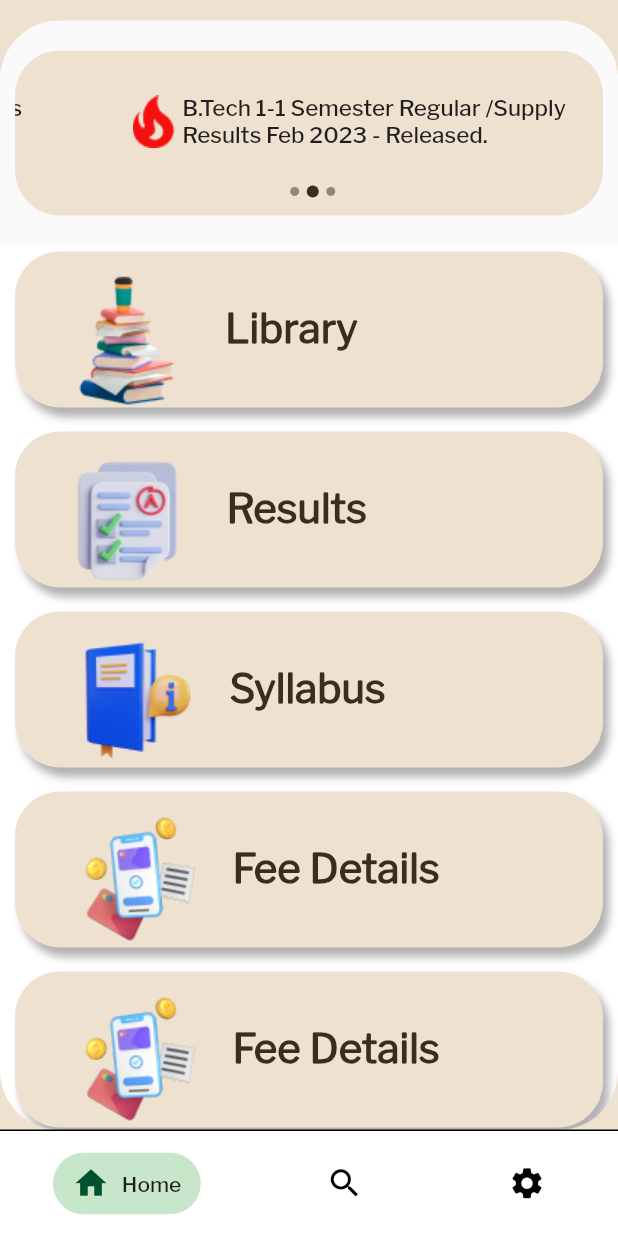
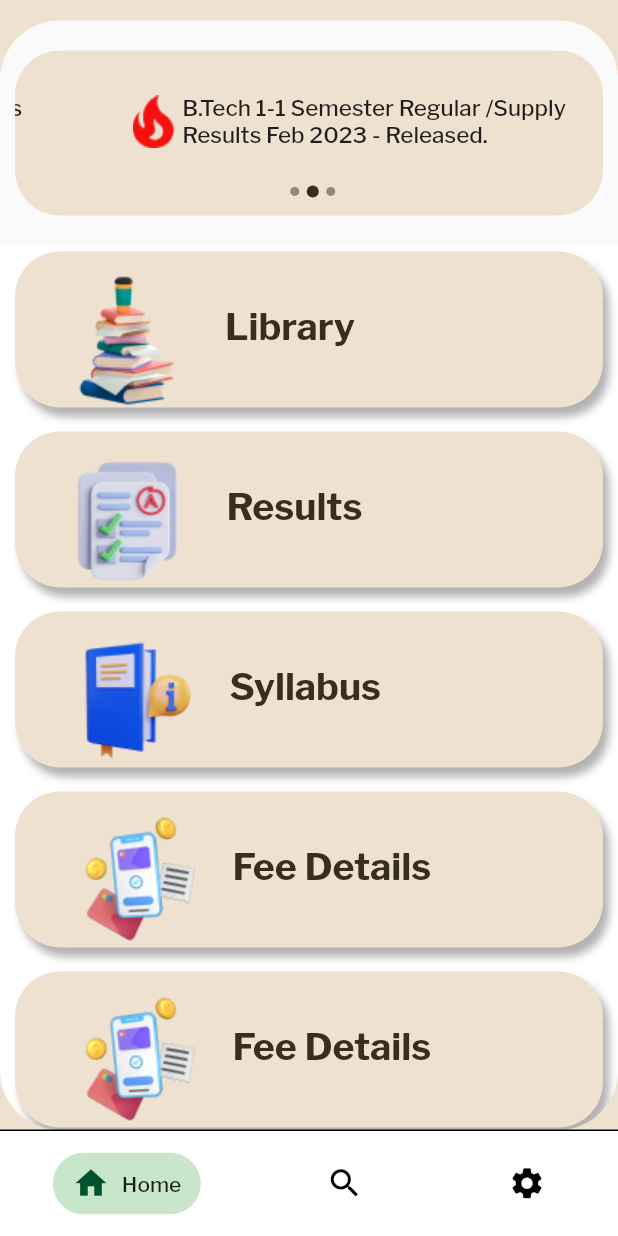
Before and after one commit to Phani179/BRAUCOE, a Flutter app: the Home screen opened directly, scrolled down 110 dp, on a phone screen of 412 x 824 dp. Run offline on Flutter 3.47's test engine with Material 2 defaults, Android fonts, the phone set to English and light mode, and no system bars; drawn by our look-alikes of google_nav_bar; our stand-ins replace auto_size_text, dropdown_button2, flutter_otp_text_field; missing offline and left inert: flutter_email_sender; network calls fail.

Commit message:
Loading Animations(Shimmer Effect) Added to LoginPage, Forgot Password Page and Help Page.

```diff
--- a/lib/ModelClasses/StudentPersonalInfo.dart
+++ b/lib/ModelClasses/StudentPersonalInfo.dart
@@ -7,7 +7,7 @@ class StudentPersonalInfo
   late String _isPhysicalHandicap;
   late String _permanentAddress;
   late String _passportSizePhoto;
-  late String _password;
+  late String? _password;
 
   String get permanentAddress => _permanentAddress;
 
@@ -17,7 +17,7 @@ class StudentPersonalInfo
 
   String get dateOfBirth => _dateOfBirth;
 
-  String get password => _password;
+  String? get password => _password;
 
   String get isPhysicalHandicap => _isPhysicalHandicap;
 
@@ -43,7 +43,7 @@ class StudentPersonalInfo
     _isPhysicalHandicap = value;
   }
 
-  set password(String value) {
+  set password(String? value) {
     _password = value;
   }
 
--- a/lib/Screens/ForgotPassword.dart
+++ b/lib/Screens/ForgotPassword.dart
@@ -21,7 +21,6 @@ class _ForgotPassword extends State<ForgotPassword>
   void dispose() {
     // TODO: implement dispose
     super.dispose();
-    NormalTextFields.textController.clear();
   }
   @override
   Widget build(BuildContext context)
@@ -122,7 +121,6 @@ class _ForgotPassword extends State<ForgotPassword>
                           //     return OtpPageRedirect();
                           //   },
                           // );
-                          NormalTextFields.textController.clear();
                           Navigator.push(context, MaterialPageRoute(builder: (context)=>OtpPage()));
                         },
                         child: const Text('Next',
--- a/lib/Screens/HomePage.dart
+++ b/lib/Screens/HomePage.dart
@@ -2,12 +2,14 @@ import 'package:auto_size_text/auto_size_text.dart';
 import'package:flutter/material.dart';
 import 'package:google_nav_bar/google_nav_bar.dart';
 import 'package:untitled/API/LoginTrailAPI.dart';
+import 'package:untitled/Screens/Help.dart';
 import 'package:untitled/Screens/ResultPage.dart';
 import 'package:untitled/Screens/ResultTable.dart';
 
 import '../API/LoginAPI.dart';
 import '../API/ResultAPI.dart';
 import 'CarosuelSliding.dart';
+import 'StudentLogin.dart';
 
 class MyApp extends StatelessWidget {
   const MyApp({super.key});
@@ -35,7 +37,7 @@ class _Home extends State<Home> {
     var width = MediaQuery.of(context).size.width;
     return Scaffold(
       key: scaffoldState,
-      backgroundColor: Color(0xFFEFE1D0),
+      backgroundColor: const Color(0xFFEFE1D0),
         drawer: Drawer(
           child: SafeArea(
             child: Column(
@@ -43,12 +45,18 @@ class _Home extends State<Home> {
                 const SizedBox(
                   height: 15,
                 ),
-                const Row(
+                Row(
                   children: [
-                    SizedBox(
+                    const SizedBox(
                       width: 13,
                     ),
-                    Icon(Icons.arrow_back_outlined),
+                    GestureDetector
+                      (
+                        child: Icon(Icons.arrow_back_outlined),
+                      onTap: (){
+                          scaffoldState?.currentState?.closeDrawer();
+                      },
+                    ),
                   ],
                 ),
                 SizedBox(
@@ -56,7 +64,7 @@ class _Home extends State<Home> {
                 ),
                 Row(
                   children: [
-                    SizedBox(
+                    const SizedBox(
                       width: 20,
                     ),
                     Container(
@@ -69,39 +77,182 @@ class _Home extends State<Home> {
                     )
                   ],
                 ),
-                SizedBox(
+                const SizedBox(
                   height: 20,
                 ),
-                Padding(
+                Row(
+                  children: [
+                    Expanded(
+                      child: Padding(
                         padding: const EdgeInsets.fromLTRB(20, 0, 0, 5),
                         child: AutoSizeText(
                           "${LoginAPI.studentDetails?.student_name}",
-                    style: TextStyle(fontFamily: "LibreFranklin-SemiBold", color: Color(0xFF382E1E)),
+                          style: const TextStyle(fontFamily: "LibreFranklin-SemiBold", color: Color(0xFF382E1E)),
                           minFontSize: 20,
                           overflow: TextOverflow.ellipsis,
                           maxLines: 2,
                         ),
                       ),
-                Row(
-                  children: [
-                    SizedBox(
-                      width: 20,
-                    ),
-                    AutoSizeText(
-                      "${LoginAPI.studentDetails?.studentId}",
-                      style: TextStyle(fontFamily: "LibreFranklin-Medium", fontSize: 20, color: Color(0xFF382E1E)),
                     ),
                   ],
                 ),
                 Row(
                   children: [
-                    GestureDetector(
-                      child: Text("View Profile",
-                        style: TextStyle(color: Color(0xFF382E1E),
-                            fontFamily: "LibreFranklin-SemiBold"),),
+                    const SizedBox(
+                      width: 20,
+                    ),
+                    AutoSizeText(
+                      "${LoginAPI.studentDetails?.studentId}",
+                      style: const TextStyle(fontFamily: "LibreFranklin-Medium", fontSize: 20, color: Color(0xFF382E1E)),
                     ),
                   ],
+                ),
+                const SizedBox(
+                  height: 15,
+                ),
+                Row(
+                  children: [
+                    const SizedBox(
+                      width: 20,
+                    ),
+                    GestureDetector(
+                      child: const Text("View Profile",
+                        style: TextStyle(color: Color(0x99382E1E),
+                            fontFamily: "LibreFranklin-SemiBold",
+                        fontSize: 18,
+                        ),
+                      ),
+                      onTap: ()
+                      {
+
+                      },
+                    ),
+                  ],
+                ),
+                SizedBox(
+                  height: height * 0.3,
+                ),
+                Row(
+                  children: [
+                    const SizedBox(
+                      width: 5,
+                    ),
+                    Container(
+                      height: 20,
+                      width: width * 0.714,
+                      decoration: const BoxDecoration(
+                        border: Border(bottom: BorderSide(color: Color(0x33000000), width : 1)),
+                      ),
+                    ),
+                  ],
+                ),
+                const SizedBox(
+                  height: 15,
+                ),
+                Row(
+                  children: [
+                    const SizedBox(
+                      width: 20,
+                    ),
+                    const Icon(Icons.help, color:  Color(0xFF382E1E),),
+                    const SizedBox(
+                      width: 7,
+                    ),
+                    GestureDetector(
+                      child: const Text("Help", style: TextStyle(
+                        fontFamily: "LibreFranklin-Medium",
+                        fontSize: 18,
+                      ),),
+                      onTap: (){
+                        Navigator.push(context, MaterialPageRoute(builder: (context)=>Help()));
+                      },
+                    ),
+                  ],
+                ),
+                const SizedBox(
+                  height: 13,
+                ),
+                Row(
+                  children: [
+                    const SizedBox(
+                      width: 20,
+                    ),
+                    const Icon(Icons.star, color:  Color(0xFF382E1E),),
+                    const SizedBox(
+                      width: 7,
+                    ),
+                    GestureDetector(
+                      child: const Text("Rate", style: TextStyle(
+                        fontFamily: "LibreFranklin-Medium",
+                        fontSize: 18,
+                      ),),
+                    ),
+                  ],
+                ),
+                const SizedBox(
+                  height: 13,
+                ),
+                Row(
+                  children: [
+                    const SizedBox(
+                      width: 20,
+                    ),
+                    const Icon(Icons.feedback, color:  Color(0xFF382E1E),),
+                    const SizedBox(
+                      width: 7,
+                    ),
+                    GestureDetector(
+                      child: const Text("Feedback", style: TextStyle(
+                        fontFamily: "LibreFranklin-Medium",
+                        fontSize: 18,
+                      ),),
+                    ),
+                  ],
+                ),
+                const SizedBox(
+                  height: 25,
+                ),
+                Row(
+                  children: [
+                    const SizedBox(
+                      width: 100,
+                    ),
+                    Container(
+                      height: 45,
+                      width: 100,
+                      decoration: BoxDecoration(
+                        shape: BoxShape.rectangle,
+                        borderRadius: BorderRadius.circular(20),
+                        boxShadow: const [
+                          BoxShadow(
+                            color: Color(0x29000000),
+                            offset: Offset(4, 6),
+                            blurRadius: 4,
+                            spreadRadius: 0,
+                          ),
+                        ],
+                      ),
+                      child: ElevatedButton(
+                        style: ElevatedButton.styleFrom(
+                          shape: RoundedRectangleBorder(
+                            borderRadius: BorderRadius.circular(50),
+                          ),
+                          backgroundColor: const Color(0xFF00512D),
+                          disabledBackgroundColor: const Color(0xFF00512D),
+                        ),
+                          onPressed: (){
+                          Navigator.push(context, MaterialPageRoute(builder: (context) => StudentLogin()));
+                          // Navigator.popUntil(context, (route) => false)
+                          },
+                          child: const Text("LOGOUT", style: TextStyle(
+                            color: Color(0xFFFCFCFC),
+                            fontFamily: "LibreFranklin-Bold",
+                            fontSize: 15,
+                          ),),
+                      ),
                     )
+                  ],
+                ),
               ],
             ),
           ),
@@ -219,14 +370,13 @@ class _Home extends State<Home> {
                                       ),
                                       Text('Library',
                                           style: TextStyle(
-                                              fontFamily: "LibreFranklin-Regular",
-                                              fontSize: 27,
-                                              fontWeight: FontWeight.w900,
+                                              fontFamily: "LibreFranklin-Bold",
+                                              fontSize: 25,
                                               color: Color(0xFF382E1E))),
                                     ],
                                   ),
                                 ],
-                              )
+                              ),
                           ),
                         ),
                         GestureDetector(
@@ -264,9 +414,8 @@ class _Home extends State<Home> {
                                         ),
                                         Text('Results',
                                             style: TextStyle(
-                                                fontFamily: "LibreFranklin-Regular",
-                                                fontSize: 27,
-                                                fontWeight: FontWeight.w900,
+                                                fontFamily: "LibreFranklin-Bold",
+                                                fontSize: 25,
                                                 color: Color(0xFF382E1E))),
                                       ],
                                     ),
@@ -318,9 +467,8 @@ class _Home extends State<Home> {
                                       ),
                                       Text('Syllabus',
                                           style: TextStyle(
-                                              fontFamily: "LibreFranklin-Regular",
-                                              fontSize: 27,
-                                              fontWeight: FontWeight.w900,
+                                              fontFamily: "LibreFranklin-Bold",
+                                              fontSize: 25,
                                               color: Color(0xFF382E1E))),
                                     ],
                                   ),
@@ -355,16 +503,15 @@ class _Home extends State<Home> {
                                   const SizedBox(
                                     width: 17,
                                   ),
-                                  Column(
-                                    children: const [
+                                  const Column(
+                                    children: [
                                       SizedBox(
                                         height: 25,
                                       ),
                                       Text('Fee Details',
                                           style: TextStyle(
-                                              fontFamily: "LibreFranklin-Regular",
-                                              fontSize: 27,
-                                              fontWeight: FontWeight.w900,
+                                              fontFamily: "LibreFranklin-Bold",
+                                              fontSize: 25,
                                               color: Color(0xFF382E1E))),
                                     ],
                                   ),
@@ -399,16 +546,15 @@ class _Home extends State<Home> {
                                   const SizedBox(
                                     width: 17,
                                   ),
-                                  Column(
-                                    children: const [
+                                  const Column(
+                                    children: [
                                       SizedBox(
                                         height: 25,
                                       ),
                                       Text('Fee Details',
                                           style: TextStyle(
-                                              fontFamily: "LibreFranklin-Regular",
-                                              fontSize: 27,
-                                              fontWeight: FontWeight.w900,
+                                              fontFamily: "LibreFranklin-Bold",
+                                              fontSize: 25,
                                               color: Color(0xFF382E1E))),
                                     ],
                                   ),
@@ -438,11 +584,11 @@ class _Home extends State<Home> {
                     height: 70,
                     child: GNav(
                         backgroundColor: Colors.white,
-                        activeColor: Color(0xff00512D), // Colors.green.shade900,
+                        activeColor: const Color(0xff00512D), // Colors.green.shade900,
                         tabBackgroundColor: Colors.green.shade100,
                         mainAxisAlignment: MainAxisAlignment.spaceAround,
                         gap: 8,
-                        padding: EdgeInsets.symmetric(horizontal: 13,vertical: 8),
+                        padding: const EdgeInsets.symmetric(horizontal: 13,vertical: 8),
                         tabs: const [
                           GButton(
                             icon: Icons.home,
--- a/lib/Screens/MailSendingPage.dart
+++ b/lib/Screens/MailSendingPage.dart
@@ -1,5 +1,6 @@
 import 'package:flutter/cupertino.dart';
 import 'package:flutter/material.dart';
+import 'package:untitled/Trails/ShimmerLoading.dart';
 
 import '../API/LoginAPI.dart';
 import '../API/MailAPI.dart';
@@ -21,9 +22,7 @@ class MailSendingPage extends StatelessWidget {
       {
         if(snapshot.connectionState == ConnectionState.waiting)
         {
-          return AlertDialog(
-            content: CircularProgressIndicator(),
-          );
+          return ShimmerLoading();
         }
         else if(snapshot.hasData)
         {
--- a/lib/Screens/OtpPage.dart
+++ b/lib/Screens/OtpPage.dart
@@ -4,6 +4,7 @@ import 'package:untitled/Screens/ResetPasswordPage.dart';
 import '../API/LoginAPI.dart';
 import '../API/OTPApi.dart';
 import 'NormalTextFields.dart';
+import 'PasswordTextField.dart';
 
 class OtpPage extends StatefulWidget
 {
@@ -33,6 +34,8 @@ class _OtpPage extends State<OtpPage>
   void dispose() {
     // TODO: implement dispose
     super.dispose();
+    NormalTextFields.textController.clear();
+    PasswordTextField.passwordController.clear();
   }
   @override
   Widget build(BuildContext context)
--- a/lib/Screens/ResetPasswordPage.dart
+++ b/lib/Screens/ResetPasswordPage.dart
@@ -4,6 +4,7 @@ import 'package:flutter/services.dart';
 import 'package:untitled/API/RenewPassword.dart';
 import 'package:untitled/Screens/PasswordTextField.dart';
 import 'package:untitled/Screens/OtpPage.dart';
+import 'package:untitled/Trails/ShimmerLoading.dart';
 import 'NormalTextFields.dart';
 
 class ResetPassword extends StatefulWidget
@@ -19,14 +20,11 @@ class _ResetPassword extends State<ResetPassword>
     // TODO: implement initState
     super.initState();
     NormalTextFields.textController.clear();
-    PasswordTextField.passwordController.clear();
   }
   @override
   void dispose() {
     // TODO: implement dispose
     super.dispose();
-    NormalTextFields.textController.clear();
-    PasswordTextField.passwordController.clear();
   }
   @override
   Widget build(BuildContext context)
@@ -167,7 +165,7 @@ class _ResetPassword extends State<ResetPassword>
                                   {
                                     if(snapshot.connectionState == ConnectionState.waiting)
                                       {
-                                        return CircularProgressIndicator();
+                                        return ShimmerLoading();
                                       }
                                     else if(snapshot.hasData)
                                       {
--- a/lib/Screens/Screen2.dart
+++ b/lib/Screens/Screen2.dart
@@ -38,7 +38,7 @@ class Screen2 extends StatelessWidget
             Screen2TextStyling(topInPositioned : 480, leftInPositioned : 10, text : "Continue as:", fontFamily: "LibreFranklin-Medium" , fontWeight : FontWeight.w500, fontSize : 20),
             //Student Button
             Screen2ButtonStyling(top : 530, text: "Student", onPressed: () {
-              Navigator.push(context, MaterialPageRoute(builder: (context) => Screen3()));
+              Navigator.push(context, MaterialPageRoute(builder: (context) => StudentLogin()));
             },),  // 590
             //Admin Button
             Screen2ButtonStyling(top : 625, text: "Admin", onPressed: null),     // 690
--- a/lib/Screens/ScreenLoading.dart
+++ b/lib/Screens/ScreenLoading.dart
@@ -2,6 +2,7 @@ import 'package:flutter/cupertino.dart';
 import 'package:flutter/material.dart';
 import 'package:untitled/API/LoginAPI.dart';
 import 'package:untitled/Screens/HomePage.dart';
+import 'package:untitled/Screens/LoginShimmer.dart';
 import 'NormalTextFields.dart';
 import 'PasswordTextField.dart';
 
@@ -28,9 +29,7 @@ class _ScreenLoadingState extends State<ScreenLoading> {
         print(snapshot.connectionState);
         if(snapshot.connectionState == ConnectionState.waiting)
         {
-          return const AlertDialog(
-            title: CircularProgressIndicator(),
-          );
+          return LoginShimmerWidget();
         }
         else if(snapshot.hasData)
           {
--- a/lib/Screens/StudentLogin.dart
+++ b/lib/Screens/StudentLogin.dart
@@ -6,13 +6,13 @@ import 'package:untitled/Screens/ForgotPassword.dart';
 import 'Help.dart';
 import 'NormalTextFields.dart';
 
-class Screen3 extends StatefulWidget
+class StudentLogin extends StatefulWidget
 {
   @override
-  State<Screen3> createState() => _Screen3();
+  State<StudentLogin> createState() => _StudentLogin();
 }
 
-class _Screen3 extends State<Screen3>
+class _StudentLogin extends State<StudentLogin>
 {
 
   @override
@@ -27,8 +27,6 @@ class _Screen3 extends State<Screen3>
   void dispose() {
     // TODO: implement dispose
     super.dispose();
-    NormalTextFields.textController.clear();
-    PasswordTextField.passwordController.clear();
   }
 
   @override
--- a/lib/Trails/Runner.dart
+++ b/lib/Trails/Runner.dart
@@ -1,6 +1,9 @@
 import 'package:flutter/material.dart';
 import 'package:untitled/Screens/OtpPage.dart';
 import 'package:untitled/Screens/ResetPasswordPage.dart';
+import 'package:untitled/Trails/ImageLoading.dart';
+import 'package:untitled/Screens/LoginShimmer.dart';
+import 'package:untitled/Trails/ShimmerLoading.dart';
 
 import '../Screens/ForgotPassword.dart';
 
@@ -15,7 +18,7 @@ class MyApp extends StatelessWidget {
       debugShowCheckedModeBanner: false,
       color: Colors.white,
       home:  Material(
-        child: ForgotPassword(),
+        child: LoginShimmerWidget(),
       ),
     );
   }
--- a/pubspec.yaml
+++ b/pubspec.yaml
@@ -42,6 +42,8 @@ dependencies:
   cupertino_icons: ^1.0.2
   flutter_email_sender: ^6.0.1
   flutter_otp_text_field: ^1.1.1
+  shimmer: ^3.0.0
+  image_picker: ^1.0.4
 
 dev_dependencies:
   flutter_test:
```
Also changed, not shown: pubspec.lock, 5 other files. Lines whose indentation alone changed are shown as unchanged.
